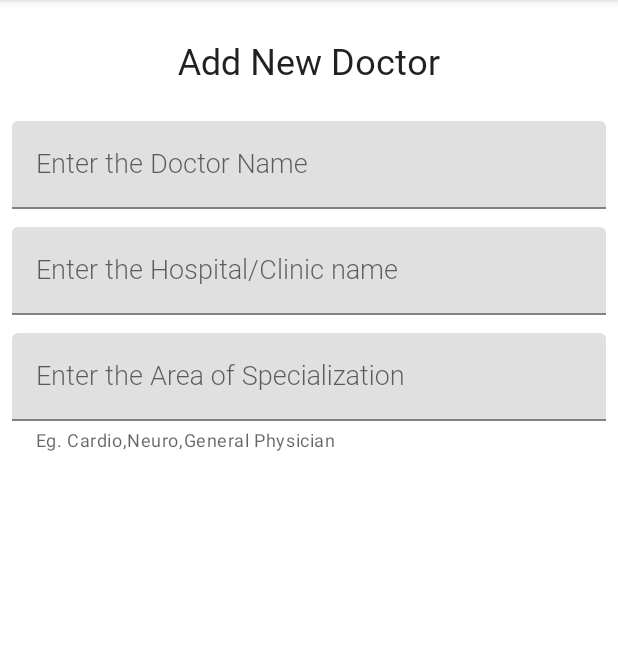
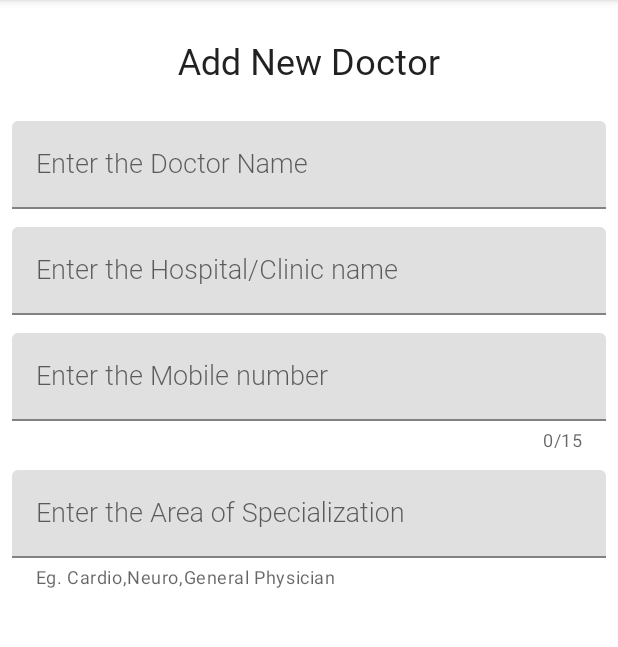
Before and after one commit to nagarajasunder/Manage-Dr, an Android app: the AddNewDoctorFragment screen opened through its navigation route, on a phone screen of 412 x 824 dp, the part 84-731 px from its top. Run offline under Robolectric (Android 15) with nearby library versions, the phone set to English and light mode, and no system bars; our stand-ins replace Dagger/Hilt's generated code, data binding.

Commit message:
Added the mobile number field in the add new doctor flow

```diff
--- a/app/src/main/java/com/geekydroid/managedr/ui/add_doctor/fragment/AddNewDoctorFragment.kt
+++ b/app/src/main/java/com/geekydroid/managedr/ui/add_doctor/fragment/AddNewDoctorFragment.kt
@@ -44,8 +44,9 @@ class AddNewDoctorFragment : Fragment()
                 when(event)
                 {
                     AddNewDoctorEvents.SaveNewDoctor -> viewmodel.validateAndSaveNewDoctor()
-                    AddNewDoctorEvents.EnterDoctorName -> showSnackBar("Please enter all the fields")
+                    AddNewDoctorEvents.EnterDoctorName -> showSnackBar("Please enter the doctor name")
                     AddNewDoctorEvents.DoctorSavedSuccessFully -> moveToHomeScreen()
+                    AddNewDoctorEvents.EnterValidMobileNumber -> showSnackBar("Please enter a valid mobile number")
                 }
             }
         }
--- a/app/src/main/java/com/geekydroid/managedr/ui/add_doctor/fragment/HomeFragment.kt
+++ b/app/src/main/java/com/geekydroid/managedr/ui/add_doctor/fragment/HomeFragment.kt
@@ -77,11 +77,11 @@ class HomeFragment : Fragment() {
     }
 
     private fun showSnackBar() {
-
+        //Todo
     }
 
     private fun showLoadingDialog() {
-
+        //Todo
     }
 
     private fun navigateToAddNewDoctorScreen() {
--- a/app/src/main/java/com/geekydroid/managedr/ui/add_doctor/model/Doctor.kt
+++ b/app/src/main/java/com/geekydroid/managedr/ui/add_doctor/model/Doctor.kt
@@ -13,10 +13,14 @@ data class Doctor(
     val doctorID:Int = 0,
     @ColumnInfo(name = "doctor_name")
     val doctorName:String = "",
+    @ColumnInfo(name = "doctor_mobile_number")
+    val doctorMobileNumber:String = "",
     @ColumnInfo(name = "hospital_name")
     val hospitalName:String = "",
     @ColumnInfo(name = "specialization")
     val specialization:String = "",
+    @ColumnInfo(name = "city_id")
+    val cityId:Int = 0,
     @ColumnInfo(name = "created_on")
     val createdOn:Long = System.currentTimeMillis(),
     @ColumnInfo(name = "updated_on")
--- a/app/src/main/res/layout/fragment_add_new_doctor.xml
+++ b/app/src/main/res/layout/fragment_add_new_doctor.xml
@@ -66,6 +66,28 @@
         </com.google.android.material.textfield.TextInputLayout>
 
         <com.google.android.material.textfield.TextInputLayout
+            android:id="@+id/ed_mobile_number"
+            android:layout_width="match_parent"
+            android:layout_height="wrap_content"
+            android:layout_marginTop="12dp"
+            android:hint="@string/hint_enter_the_mobile_number"
+            app:layout_constraintEnd_toEndOf="parent"
+            app:layout_constraintStart_toStartOf="parent"
+            app:counterEnabled="true"
+            app:counterMaxLength="15"
+            app:layout_constraintTop_toBottomOf="@+id/ed_hospital_name">
+
+            <com.google.android.material.textfield.TextInputEditText
+                style="@style/inputFieldStyle"
+                android:layout_width="match_parent"
+                android:layout_height="wrap_content"
+                android:inputType="phone"
+                android:text="@={viewmodel.mobileNumber}"
+                android:singleLine="true"/>
+
+        </com.google.android.material.textfield.TextInputLayout>
+
+        <com.google.android.material.textfield.TextInputLayout
             android:id="@+id/ed_specialization"
             android:layout_width="match_parent"
             android:layout_height="wrap_content"
@@ -75,7 +97,7 @@
             app:helperTextEnabled="true"
             app:layout_constraintEnd_toEndOf="parent"
             app:layout_constraintStart_toStartOf="parent"
-            app:layout_constraintTop_toBottomOf="@+id/ed_hospital_name">
+            app:layout_constraintTop_toBottomOf="@+id/ed_mobile_number">
 
             <com.google.android.material.textfield.TextInputEditText
                 style="@style/inputFieldStyle"
--- a/app/src/main/res/values/strings.xml
+++ b/app/src/main/res/values/strings.xml
@@ -9,4 +9,5 @@
     <string name="hint_area_of_specialization_helper_text">Eg. Cardio,Neuro,General Physician</string>
     <string name="save">Save</string>
     <string name="created_on">Created on %s</string>
+    <string name="hint_enter_the_mobile_number">Enter the Mobile number</string>
 </resources>
```
Also changed, not shown: app/src/main/java/com/geekydroid/managedr/Utils/TextUtils.kt (added, +13 -0 lines), app/src/main/java/com/geekydroid/managedr/ui/add_doctor/viewmodel/AddNewDoctorViewModel.kt (+14 -4 lines).
